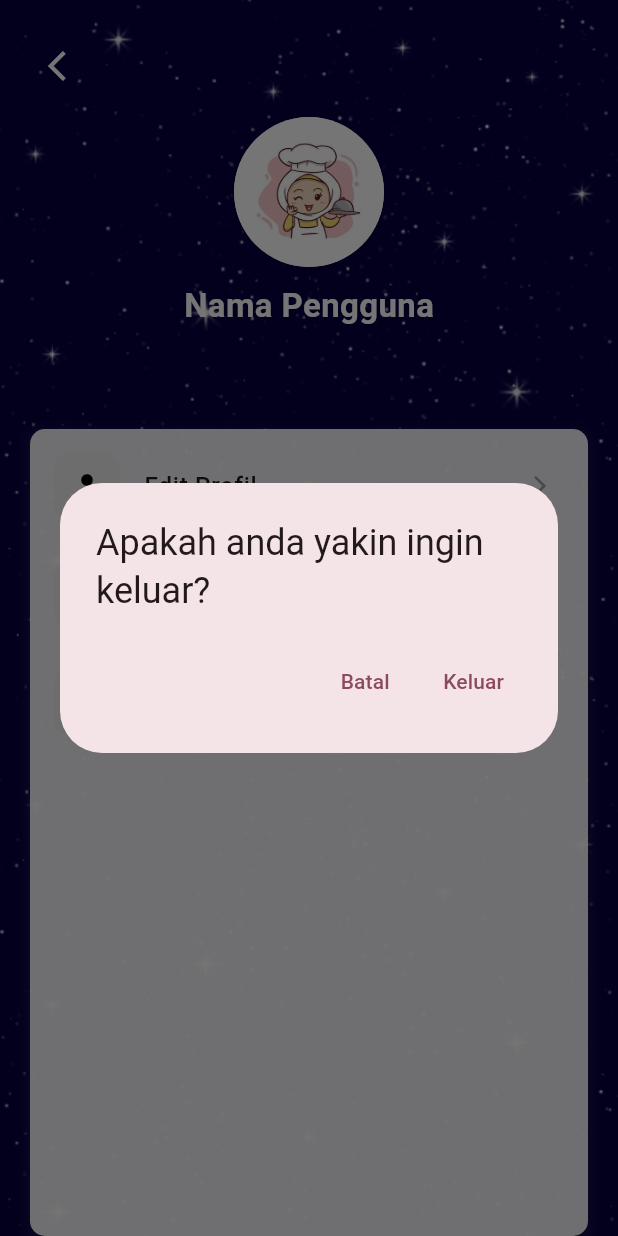
After one commit to dindahanifa/tugas_tigasbelas_flutter, a Flutter app: the ProfilScreen screen opened directly, after a tap on the "arrow back ios" icon, on a phone screen of 412 x 824 dp. The commit adds this screen. Run offline on Flutter 3.47's test engine with Material 3 defaults, Android fonts, the phone set to English and light mode, and no system bars; our stand-ins replace shared_preferences, sqflite; accounts and stored records are empty; Roboto replaces fonts that are missing (Poppins).

Commit message:
tugas_limabelas_flutter

```diff
--- /dev/null
+++ b/lib/tugas_limabelas_flutter/aplikasi/profil.dart
@@ -0,0 +1,173 @@
+import 'package:flutter/material.dart';
+import 'package:shared_preferences/shared_preferences.dart';
+import 'package:tugas_tigasbelas_flutter/tugas_limabelas_flutter/api/api_login.dart';
+import 'package:tugas_tigasbelas_flutter/tugas_limabelas_flutter/aplikasi/user.dart';
+import 'package:tugas_tigasbelas_flutter/tugas_limabelas_flutter/helper.dart';
+
+class ProfilScreen extends StatefulWidget {
+  const ProfilScreen({super.key});
+
+  @override
+  State<ProfilScreen> createState() => _ProfilScreenState();
+}
+
+class _ProfilScreenState extends State<ProfilScreen> {
+  final UserService userService = UserService();
+  String? username = 'Nama Pengguna';
+  String? email = 'email@contoh.com';
+
+  @override
+  void initState() {
+    super.initState();
+    loadUserData();
+  }
+
+  void loadUserData() async {
+    final prefs = await SharedPreferences.getInstance();
+    setState(() {
+      username = prefs.getString('nama') ?? 'Nama Pengguna';
+      email = prefs.getString('email') ?? 'email@contoh.com';
+    });
+  }
+
+  @override
+  Widget build(BuildContext context) {
+    return Scaffold(
+      body: Stack(
+        children: [
+          buildBackground(),
+          Column(
+            children: [
+              buildTopSection(context),
+              const SizedBox(height: 20),
+              Expanded(child: _buildMenuOptions()),
+            ],
+          ),
+        ],
+      ),
+    );
+  }
+
+  /// Background menggunakan Positioned.fill agar memenuhi Stack
+  Widget buildBackground() {
+    return Positioned.fill(
+      child: Container(
+        decoration: const BoxDecoration(
+          image: DecorationImage(
+            image: AssetImage('assets/image/background.png'),
+            fit: BoxFit.cover,
+          ),
+        ),
+      ),
+    );
+  }
+
+  /// Bagian atas dengan SafeArea dan informasi pengguna
+  Widget buildTopSection(BuildContext context) {
+    return SafeArea(
+      child: Container(
+        padding: const EdgeInsets.all(20),
+        child: Column(
+          children: [
+            Row(
+              children: [
+                IconButton(
+                  onPressed: () async {
+                    final keluar = await showDialog<bool>(
+                      context: context,
+                      builder: (context) => AlertDialog(
+                        title: const Text('Apakah anda yakin ingin keluar?'),
+                        actions: [
+                          TextButton(
+                            onPressed: () => Navigator.pop(context, false),
+                            child: const Text('Batal'),
+                          ),
+                          TextButton(
+                            onPressed: () => Navigator.pop(context, true),
+                            child: const Text('Keluar'),
+                          ),
+                        ],
+                      ),
+                    );
+
+                    if (keluar == true) {
+                      Navigator.pop(context);
+                    }
+                  },
+                  icon: const Icon(Icons.arrow_back_ios, color: Colors.white),
+                ),
+              ],
+            ),
+            const SizedBox(height: 10),
+            const CircleAvatar(
+              radius: 50,
+              backgroundImage: AssetImage('assets/image/koki.jpg'),
+            ),
+            const SizedBox(height: 10),
+            Text(
+              username ?? '',
+              style: const TextStyle(fontSize: 22, fontWeight: FontWeight.bold, color: Colors.white),
+            ),
+            const SizedBox(height: 5),
+            Text(
+              email ?? '',
+              style: const TextStyle(fontSize: 16, color: Colors.white),
+            ),
+          ],
+        ),
+      ),
+    );
+  }
+
+  ///  Menu bawah: Edit profil, Setting, Help
+  Widget _buildMenuOptions() {
+    return Container(
+      margin: const EdgeInsets.symmetric(horizontal: 20),
+      padding: const EdgeInsets.symmetric(vertical: 10),
+      decoration: BoxDecoration(
+        color: Colors.white.withOpacity(0.95),
+        borderRadius: BorderRadius.circular(10),
+        boxShadow: [
+          BoxShadow(
+            color: Colors.grey.withOpacity(0.1),
+            spreadRadius: 2,
+            blurRadius: 5,
+            offset: const Offset(0, 3),
+          ),
+        ],
+      ),
+      child: Column(
+        children: [
+          _buildMenuItem(Icons.person, 'Edit Profil', () {
+            print('Edit Profil');
+          }),
+          const Divider(indent: 20, endIndent: 20, color: Colors.black),
+          _buildMenuItem(Icons.settings, 'Setting', () {
+            print('Setting');
+          }),
+          const Divider(indent: 20, endIndent: 20, color: Colors.black),
+          _buildMenuItem(Icons.help, 'Help', () {
+            print('Help');
+          }),
+        ],
+      ),
+    );
+  }
+
+  Widget _buildMenuItem(IconData icon, String title, VoidCallback onTap,
+      {Color? color}) {
+    return ListTile(
+      leading: Container(
+        padding: const EdgeInsets.all(10),
+        decoration: BoxDecoration(
+          color: color?.withOpacity(0.1) ?? Colors.grey[200],
+          borderRadius: BorderRadius.circular(10),
+        ),
+        child: Icon(icon, color: color ?? Colors.black),
+      ),
+      title: Text(title, style: const TextStyle(fontWeight: FontWeight.w500)),
+      trailing: const Icon(Icons.arrow_forward_ios, size: 16, color: Colors.grey),
+      onTap: onTap,
+    );
+  }
+}
--- a/pubspec.yaml
+++ b/pubspec.yaml
@@ -73,6 +73,7 @@ flutter:
   - assets/image/cde.png
   - assets/image/fgh.png
   - assets/image/hello.png
+  - assets/image/background.png
 
   # To add assets to your application, add an assets section, like this:
   # assets:
```
Also changed, not shown: lib/tugas_limabelas_flutter/api/api_login.dart (+47 -10 lines), lib/tugas_limabelas_flutter/aplikasi/user.dart (+105 -87 lines), lib/tugas_limabelas_flutter/helper.dart (added, +33 -0 lines), assets/image/background.png (added), 1 other file.
